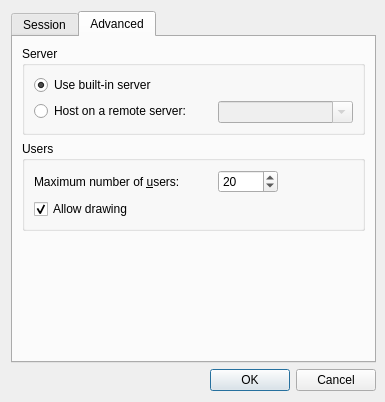
Qt form src/client/ui/hostdialog.ui (drawpile/Drawpile) before a commit.
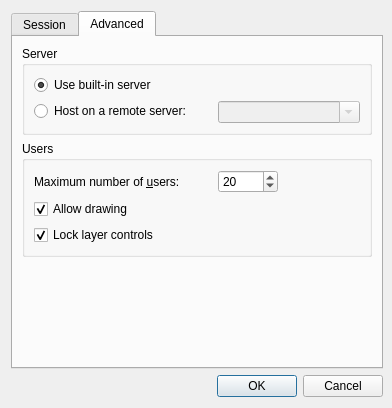
The same form after that commit. The open tabs and pages were chosen to show the change. Icons and pictures are not drawn. Custom widgets are drawn as their Qt base class.

Commit message:
Improved layer ACL
Layer changing controls (add, delete, etc.) can now be disabled/enabled
for all non-operators.

Patch:
```diff
--- a/src/client/ui/hostdialog.ui
+++ b/src/client/ui/hostdialog.ui
@@ -9,8 +9,8 @@
    <rect>
     <x>0</x>
     <y>0</y>
-    <width>385</width>
-    <height>402</height>
+    <width>392</width>
+    <height>408</height>
    </rect>
   </property>
   <property name="windowTitle">
@@ -440,7 +440,17 @@
             </item>
            </layout>
           </item>
-          <item row="1" column="0">
+          <item row="2" column="0" colspan="2">
+           <widget class="QCheckBox" name="layerctrllock">
+            <property name="text">
+             <string>Lock layer controls</string>
+            </property>
+            <property name="checked">
+             <bool>true</bool>
+            </property>
+           </widget>
+          </item>
+          <item row="1" column="0" colspan="2">
            <widget class="QCheckBox" name="allowdrawing">
             <property name="text">
              <string>Allow drawing</string>
```
The commit also changes 17 other files.
